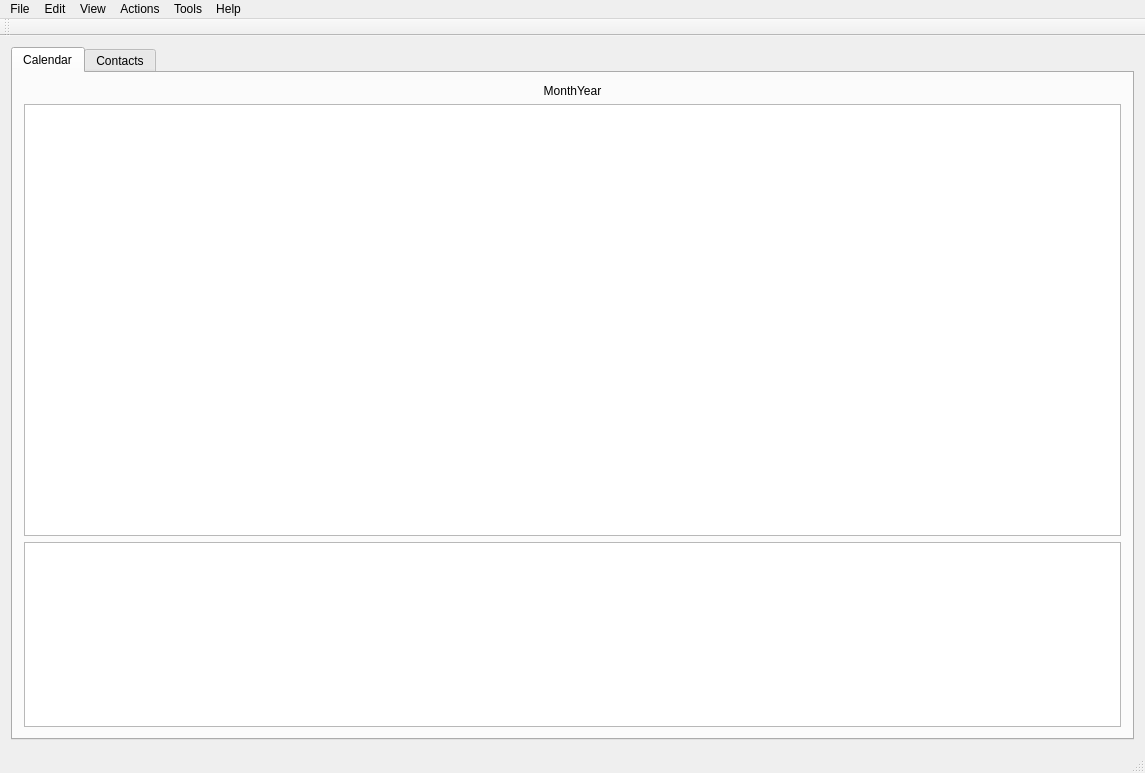
The window that src/mainwindow.ui (lxqt/lxqt-organizer) describes before a commit, drawn with Qt 5.
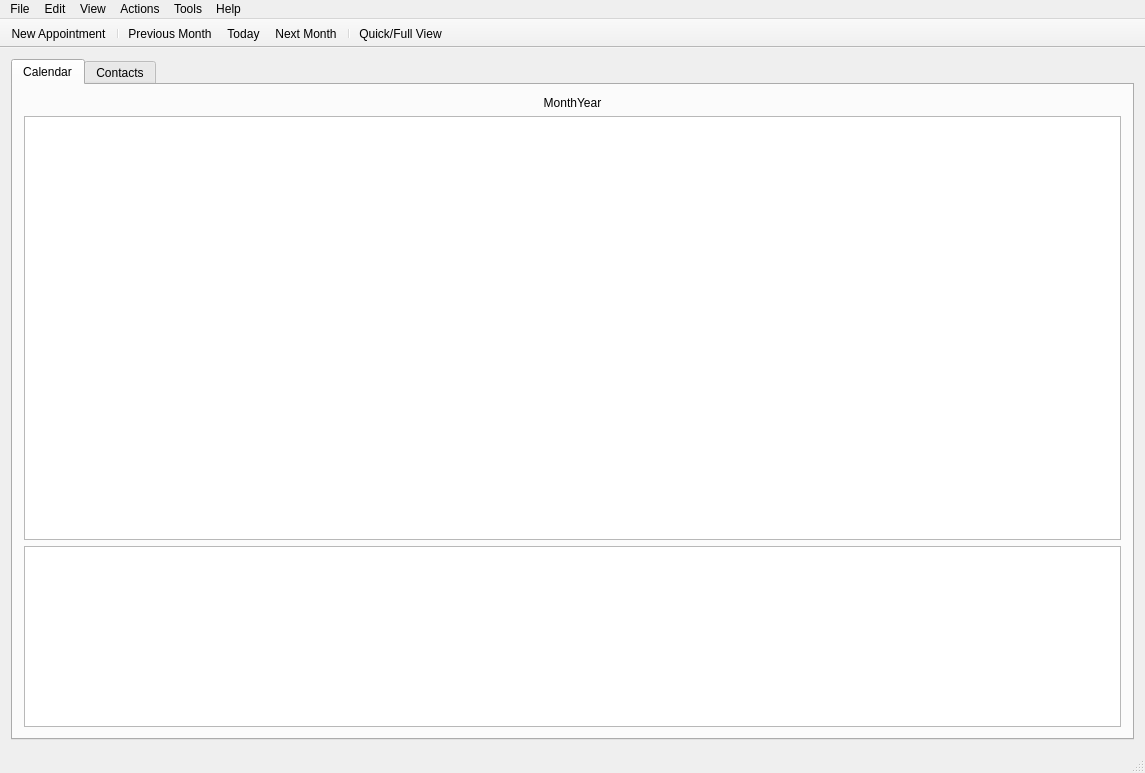
The same window after the commit. Icons and pictures are not drawn.

Commit message: Add toolbar and keyboard shortcuts (#39)

Diff of the .ui file:
```diff
--- a/src/mainwindow.ui
+++ b/src/mainwindow.ui
@@ -196,12 +196,31 @@
    <addaction name="menuHelp"/>
   </widget>
   <widget class="QToolBar" name="mainToolBar">
+   <property name="contextMenuPolicy">
+    <enum>Qt::PreventContextMenu</enum>
+   </property>
+   <property name="toolButtonStyle">
+    <enum>Qt::ToolButtonIconOnly</enum>
+   </property>
+   <property name="movable">
+    <bool>false</bool>
+   </property>
+   <property name="floatable">
+    <bool>false</bool>
+   </property>
    <attribute name="toolBarArea">
     <enum>TopToolBarArea</enum>
    </attribute>
    <attribute name="toolBarBreak">
     <bool>false</bool>
    </attribute>
+   <addaction name="actionNew_Appointment"/>
+   <addaction name="separator"/>
+   <addaction name="actionPrevious_Month"/>
+   <addaction name="actionToday"/>
+   <addaction name="actionNext_Month"/>
+   <addaction name="separator"/>
+   <addaction name="actionQuick_Full_View"/>
   </widget>
   <widget class="QStatusBar" name="statusBar"/>
   <action name="actionExit">
@@ -404,6 +423,18 @@
     <string>Show Holidays</string>
    </property>
   </action>
+  <action name="actionQuick_Full_View">
+   <property name="checkable">
+    <bool>true</bool>
+   </property>
+   <property name="icon">
+    <iconset theme="view-list-details">
+     <normaloff>.</normaloff>.</iconset>
+   </property>
+   <property name="text">
+    <string>Quick/Full View</string>
+   </property>
+  </action>
  </widget>
  <layoutdefault spacing="6" margin="11"/>
  <resources/>
```
The commit also changes 2 other files.
